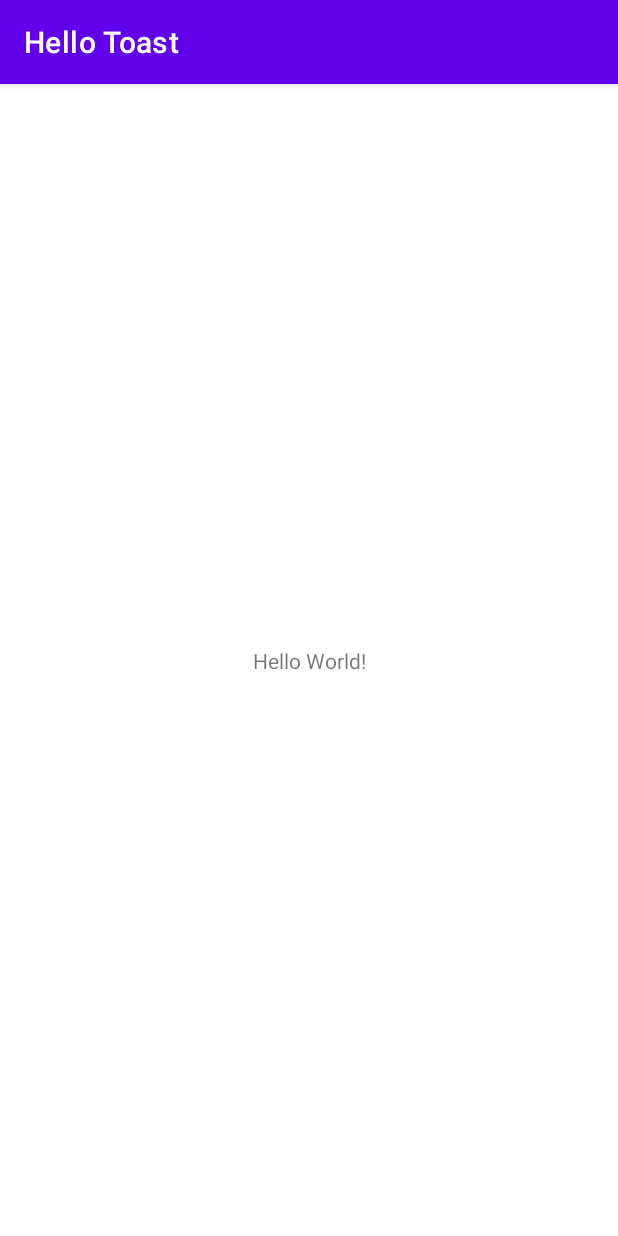
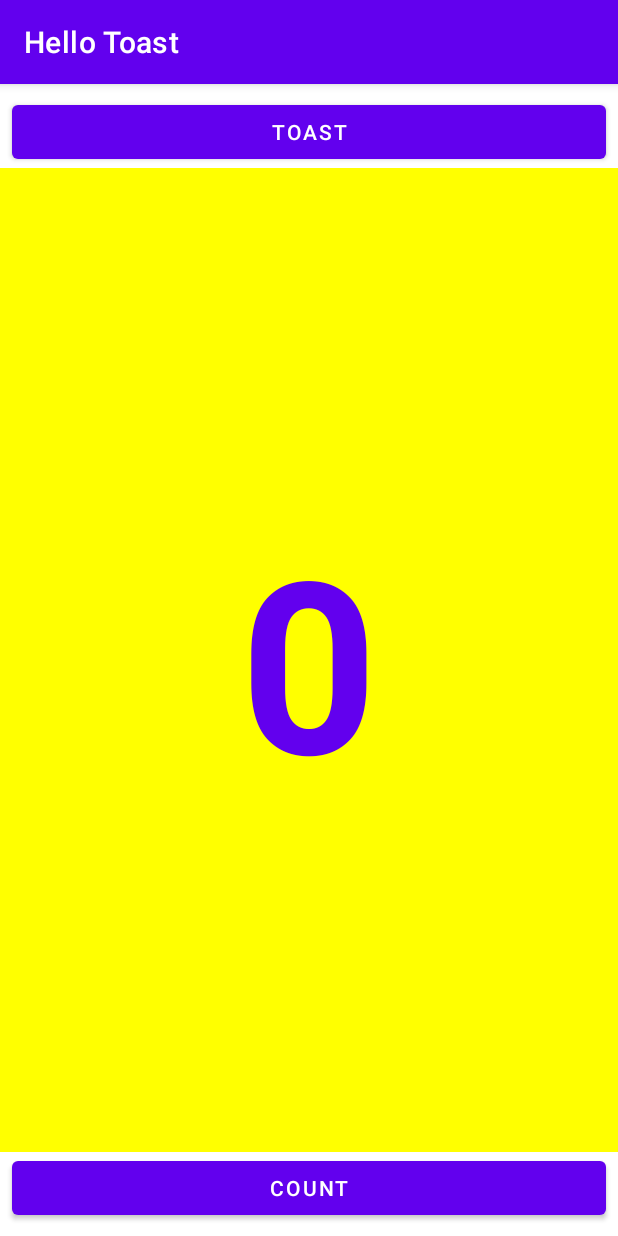
Before and after one commit to DashaVan/Andersen_hw2, an Android app: the screen it shows after launch (MainActivity), on a phone screen of 412 x 824 dp. Run offline under Robolectric (Android 15) with nearby library versions, the phone set to English and light mode, and no system bars; 4 statements that could not run were skipped.

Commit message:
lesson 1.2/A done

```diff
--- a/HelloToast/app/build.gradle
+++ b/HelloToast/app/build.gradle
@@ -29,6 +29,9 @@ android {
     kotlinOptions {
         jvmTarget = '1.8'
     }
+    buildFeatures {
+        viewBinding true
+    }
 }
 
 dependencies {
--- a/HelloToast/app/src/main/java/spacekotlin/vaniukova/hellotoast/MainActivity.kt
+++ b/HelloToast/app/src/main/java/spacekotlin/vaniukova/hellotoast/MainActivity.kt
@@ -1,11 +1,35 @@
 package spacekotlin.vaniukova.hellotoast
 
+import android.os.Bundle
+import android.widget.Toast
 import androidx.appcompat.app.AppCompatActivity
-import android.os.Bundle
+import spacekotlin.vaniukova.hellotoast.databinding.ActivityMainBinding
 
 class MainActivity : AppCompatActivity() {
+    private lateinit var binding: ActivityMainBinding
+    var mCount = 0
+
     override fun onCreate(savedInstanceState: Bundle?) {
         super.onCreate(savedInstanceState)
         setContentView(R.layout.activity_main)
+        binding = ActivityMainBinding.inflate(layoutInflater)
+        setContentView(binding.root)
+
+        binding.buttonToast.setOnClickListener {
+            showToast()
+        }
+
+        binding.buttonCount.setOnClickListener {
+            countUp()
+        }
+    }
+
+    private fun showToast() {
+        Toast.makeText(applicationContext, R.string.toast_message, Toast.LENGTH_SHORT).show()
+    }
+
+    private fun countUp() {
+        mCount++
+        binding.showCount.text = mCount.toString()
     }
 }
--- a/HelloToast/app/src/main/res/layout/activity_main.xml
+++ b/HelloToast/app/src/main/res/layout/activity_main.xml
@@ -6,13 +6,45 @@
     android:layout_height="match_parent"
     tools:context=".MainActivity">
 
+    <Button
+        android:id="@+id/button_toast"
+        android:layout_width="0dp"
+        android:layout_height="wrap_content"
+        android:layout_marginStart="8dp"
+        android:layout_marginTop="8dp"
+        android:layout_marginEnd="8dp"
+        android:text="@string/toast"
+        app:layout_constraintEnd_toEndOf="parent"
+        app:layout_constraintStart_toStartOf="parent"
+        app:layout_constraintTop_toTopOf="parent" />
+
     <TextView
-        android:layout_width="wrap_content"
-        android:layout_height="wrap_content"
-        android:text="Hello World!"
-        app:layout_constraintBottom_toBottomOf="parent"
+        android:id="@+id/show_count"
+        android:layout_width="match_parent"
+        android:layout_height="0dp"
+        android:background="#FFFF00"
+        android:gravity="clip_vertical|center_vertical"
+        android:text="@string/_0"
+        android:textAlignment="center"
+        android:textColor="@color/purple_500"
+        android:textSize="160sp"
+        android:textStyle="bold"
+        app:layout_constraintBottom_toTopOf="@+id/button_count"
         app:layout_constraintLeft_toLeftOf="parent"
         app:layout_constraintRight_toRightOf="parent"
-        app:layout_constraintTop_toTopOf="parent" />
+        app:layout_constraintTop_toBottomOf="@+id/button_toast"
+        tools:ignore="RtlCompat" />
+
+    <Button
+        android:id="@+id/button_count"
+        android:layout_width="0dp"
+        android:layout_height="wrap_content"
+        android:layout_marginStart="8dp"
+        android:layout_marginEnd="8dp"
+        android:layout_marginBottom="8dp"
+        android:text="@string/count"
+        app:layout_constraintBottom_toBottomOf="parent"
+        app:layout_constraintEnd_toEndOf="parent"
+        app:layout_constraintStart_toStartOf="parent" />
 
 </androidx.constraintlayout.widget.ConstraintLayout>
--- a/HelloToast/app/src/main/res/values/strings.xml
+++ b/HelloToast/app/src/main/res/values/strings.xml
@@ -1,3 +1,7 @@
 <resources>
     <string name="app_name">Hello Toast</string>
+    <string name="toast">Toast</string>
+    <string name="count">Count</string>
+    <string name="_0">0</string>
+    <string name="toast_message">Hello Toast!</string>
 </resources>
```
